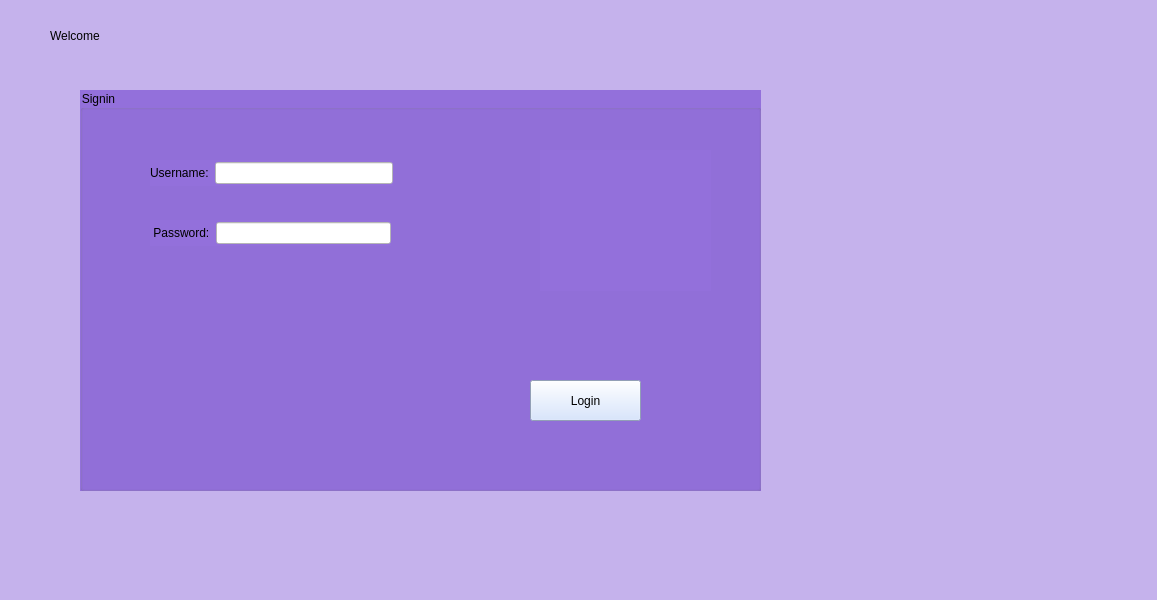
RziguiMohamedAmine/Smart_cinema_2A14, file login.ui: the form before one commit.
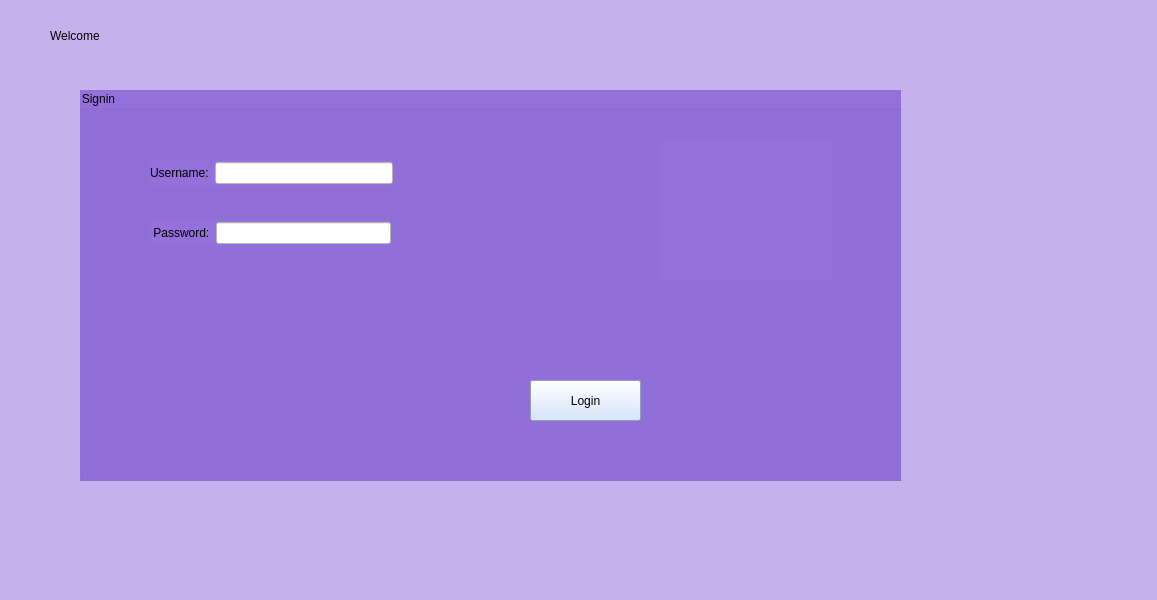
The form after the commit.

Diff of the .ui file:
```diff
--- a/login.ui
+++ b/login.ui
@@ -22,8 +22,8 @@
      <rect>
       <x>80</x>
       <y>90</y>
-      <width>681</width>
-      <height>401</height>
+      <width>821</width>
+      <height>391</height>
      </rect>
     </property>
     <property name="styleSheet">
@@ -53,8 +53,8 @@
     <widget class="QLabel" name="label_pic">
      <property name="geometry">
       <rect>
-       <x>460</x>
-       <y>60</y>
+       <x>580</x>
+       <y>50</y>
        <width>171</width>
        <height>141</height>
       </rect>
```
